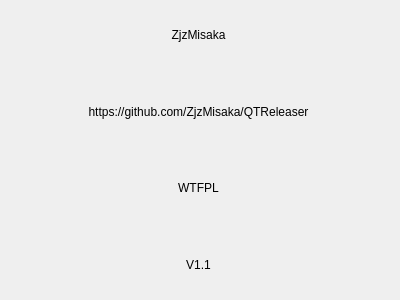
Before: the Qt Designer form about.ui in ZjzMisaka/QTReleaser, drawn with Qt 5.
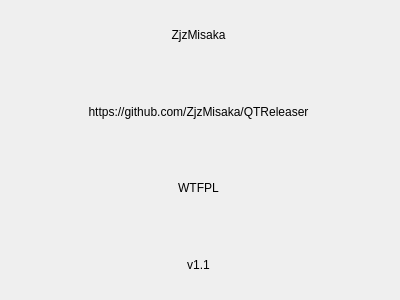
After: the same form once the commit is applied.

```diff
--- a/about.ui
+++ b/about.ui
@@ -56,7 +56,7 @@
     <item>
      <widget class="QLabel" name="label_4">
       <property name="text">
-       <string>V1.1</string>
+       <string>v1.1</string>
       </property>
       <property name="alignment">
        <set>Qt::AlignCenter</set>
```
